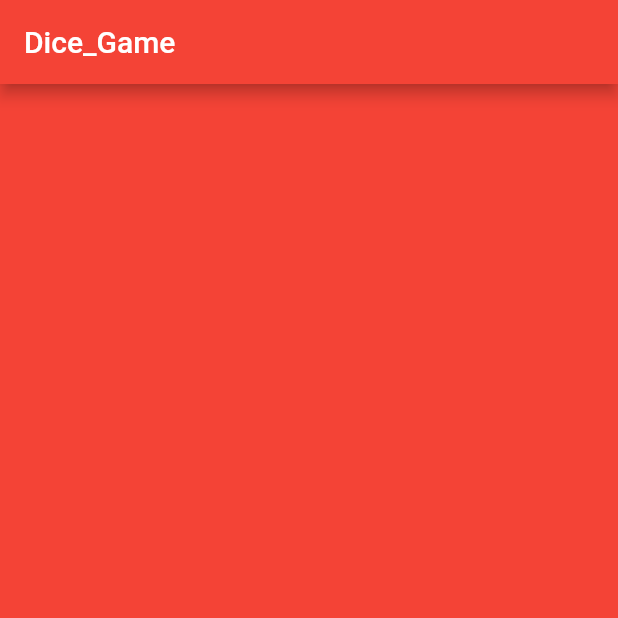
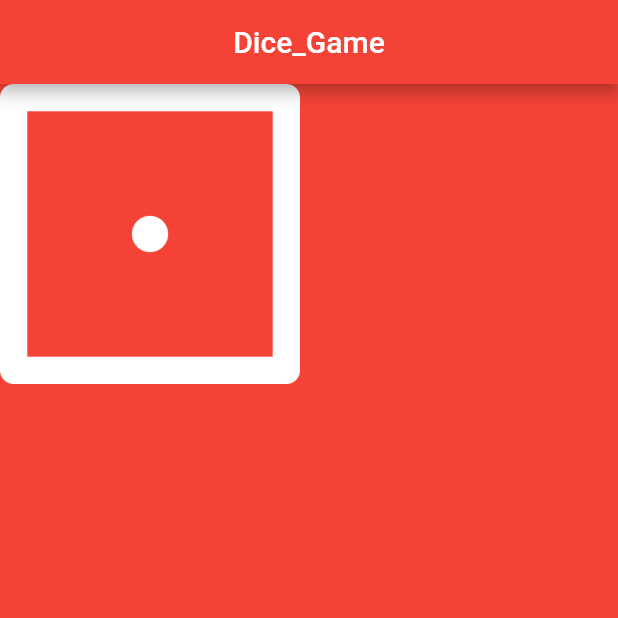
Before and after one commit to Okashe/dice_game, a Flutter app: the screen it shows after launch, on a phone screen of 412 x 824 dp, the top half of it. Run offline on Flutter 3.47's test engine with Material 2 defaults, Android fonts, the phone set to English and light mode, and no system bars.

Commit message:
overflow of image fixed with width property

```diff
--- a/lib/main.dart
+++ b/lib/main.dart
@@ -6,10 +6,14 @@ void main() {
       home: Scaffold(
         backgroundColor: Colors.red,
         appBar: AppBar(
-          title: Text('Dice_Game'),
+          title: const Center(
+            child: Text(
+              'Dice_Game',
+            ),
+          ),
           backgroundColor: Colors.red,
         ),
-        body: DicePage(),
+        body: const DicePage(),
       ),
     ),
   );
@@ -19,6 +23,13 @@ class DicePage extends StatelessWidget {
   const DicePage({super.key});
   @override
   Widget build(BuildContext context) {
-    return Container();
+    return Row(
+      children: const <Widget>[
+        Image(
+          width: 200.0,
+          image: AssetImage('images/dice1.png'),
+        ),
+      ],
+    );
   }
 }
```
